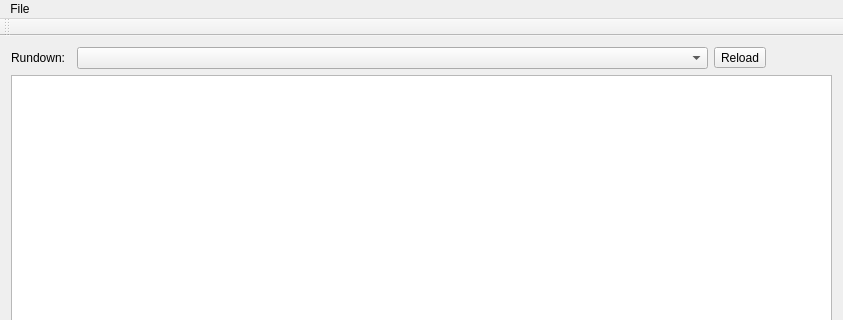
Before: the Qt Designer form mainwindow.ui in petersimonsson/rcexportcg, drawn with Qt 5; both pictures show x 0 to 843 and y 0 to 320 of the 843 by 575 pixel window.
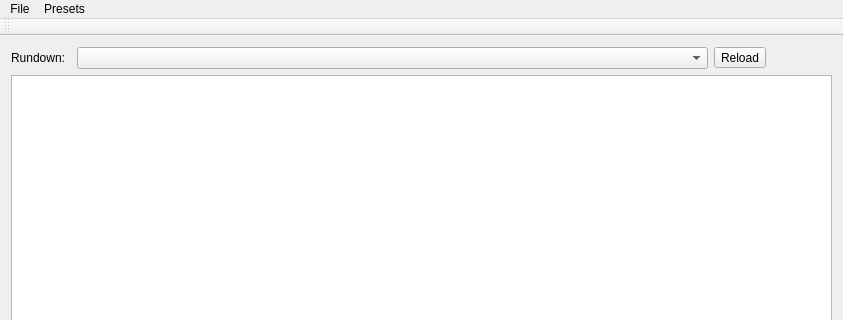
After: the same form once the commit is applied.

Commit message: Add action for reloading the presets

```diff
--- a/mainwindow.ui
+++ b/mainwindow.ui
@@ -74,7 +74,14 @@
     <addaction name="actionSettings"/>
     <addaction name="actionQuit"/>
    </widget>
+   <widget class="QMenu" name="menuPresets">
+    <property name="title">
+     <string>Presets</string>
+    </property>
+    <addaction name="actionReload"/>
+   </widget>
    <addaction name="menuFile"/>
+   <addaction name="menuPresets"/>
   </widget>
   <widget class="QToolBar" name="mainToolBar">
    <attribute name="toolBarArea">
```
Left out of the diff: 8 changed lines with no effect on the pictures. The commit also changes 2 other files.
